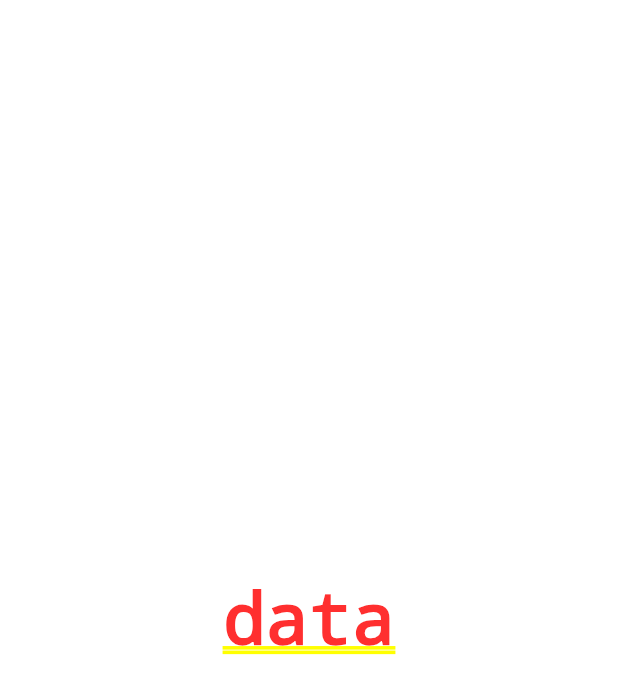
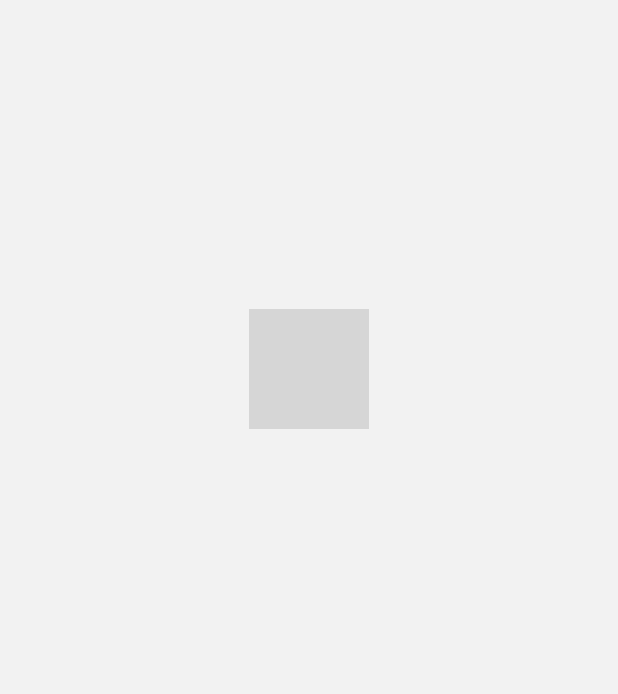
Before and after one commit to patrick-simon045/skiza-Mobile-App, a Flutter app: the first screen one second after launch, on a phone screen of 412 x 824 dp. Shown: the top 694 px of the screen. Run offline on Flutter 3.47's test engine with Material 2 defaults, Android fonts, the phone set to English and light mode, and no system bars; our stand-ins replace flutter_svg, google_fonts, shared_preferences; grey boxes are pictures that could not be loaded.

Commit message:
feat: add & intergrate splash screen

```diff
--- a/lib/modules/splash_screen/splash_screen.dart
+++ b/lib/modules/splash_screen/splash_screen.dart
@@ -1,4 +1,8 @@
+import 'dart:async';
+
 import 'package:flutter/material.dart';
+import 'package:flutter_svg/flutter_svg.dart';
+import 'package:skiza/modules/authentication/auth_home.dart';
 
 class SplashScreen extends StatefulWidget {
   @override
@@ -6,11 +10,42 @@ class SplashScreen extends StatefulWidget {
 }
 
 class _SplashScreenState extends State<SplashScreen> {
+  startTime() async {
+    var _duration = new Duration(seconds: 7);
+    return new Timer(_duration, navigationPage);
+  }
+
+  void navigationPage() async {
+    Navigator.push(
+        context, new MaterialPageRoute(builder: (context) => new AuthHome()));
+  }
+
+  @override
+  void initState() {
+    super.initState();
+    startTime();
+  }
+
   @override
   Widget build(BuildContext context) {
-    return Container(
-      child: Center(
-        child: Text("data"),
+    return Scaffold(
+      backgroundColor: Color(0xFFF2F2F2),
+      body: SingleChildScrollView(
+        child: Column(
+          children: [
+            SizedBox(
+              height: MediaQuery.of(context).size.height / 4,
+            ),
+            Center(
+              child: SvgPicture.asset(
+                "assets/images/skeezah_logo.svg",
+                color: Color(0xFF626262),
+                height: 80,
+                width: 80,
+              ),
+            )
+          ],
+        ),
       ),
     );
   }
--- a/pubspec.yaml
+++ b/pubspec.yaml
@@ -26,7 +26,7 @@ dev_dependencies:
 flutter:
   uses-material-design: true
 
-  # To add assets to your application, add an assets section, like this:
-  # assets:
-  #   - images/a_dot_burr.jpeg
+
+  assets:
+    - assets/images/
   #   - images/a_dot_ham.jpeg
```
